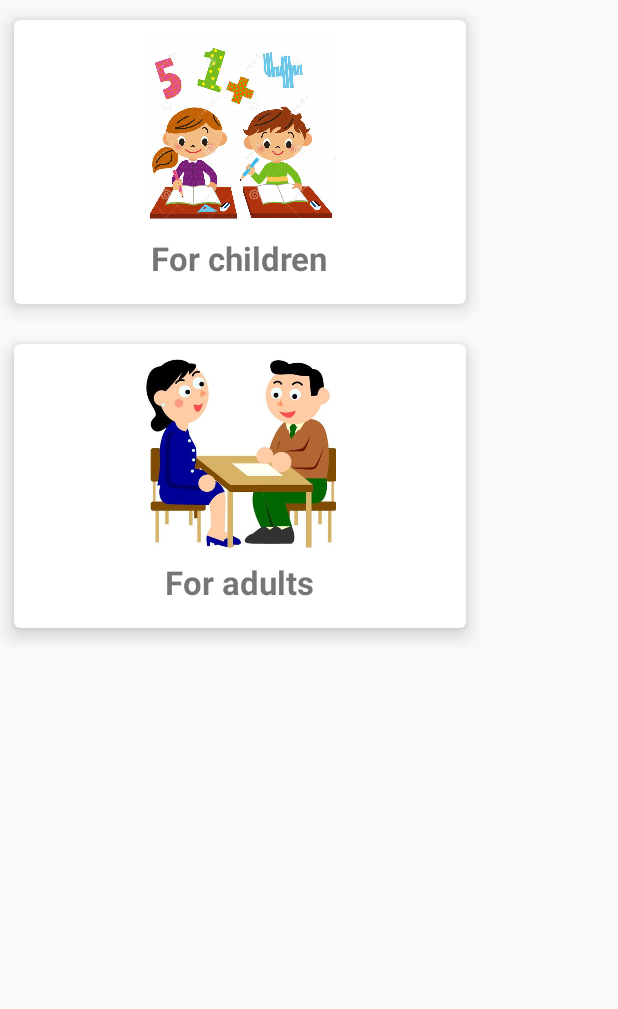
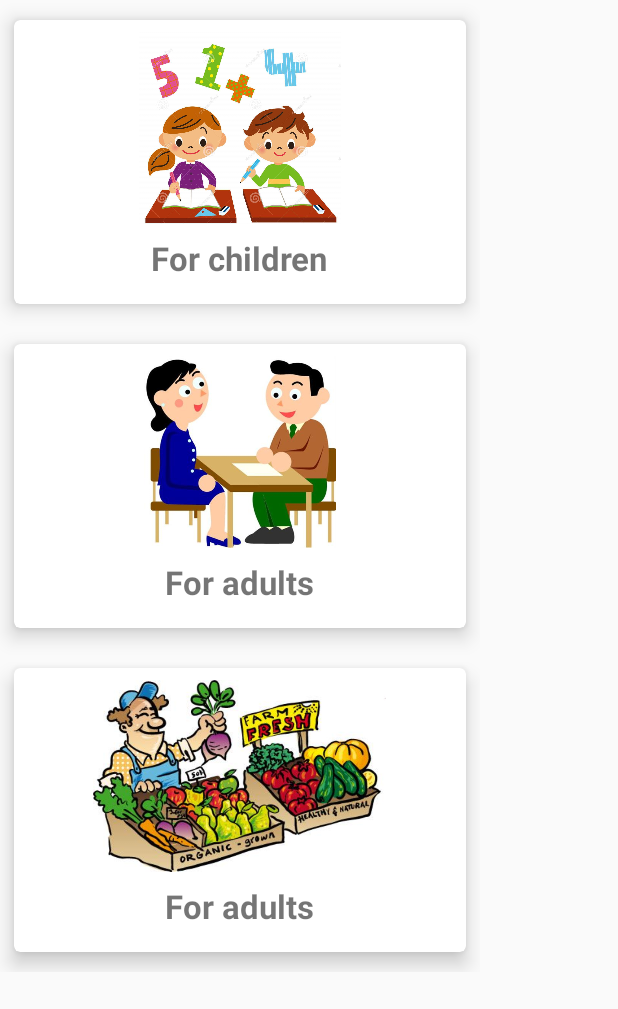
Before and after one commit to devRohanGarg/eSaathi, an Android app: the layout activity_age_group.xml on its own in the app's theme, with its tools: preview values and no code run, on a phone screen of 412 x 824 dp. Shown: the top 1009 px of the screen. Run offline under Robolectric (Android 15) with nearby library versions, the phone set to English and light mode, and no system bars.

Commit message:
feat: Add sell option

```diff
--- a/app/src/main/res/layout/activity_age_group.xml
+++ b/app/src/main/res/layout/activity_age_group.xml
@@ -27,7 +27,7 @@
                 android:padding="8dp">
 
                 <ImageView
-                    android:layout_width="128dp"
+                    android:layout_width="match_parent"
                     android:layout_height="128dp"
                     android:layout_gravity="center"
                     android:src="@drawable/child" />
@@ -60,7 +60,7 @@
                 android:padding="8dp">
 
                 <ImageView
-                    android:layout_width="128dp"
+                    android:layout_width="match_parent"
                     android:layout_height="128dp"
                     android:layout_gravity="center"
                     android:src="@drawable/adult" />
@@ -78,6 +78,40 @@
 
         </android.support.v7.widget.CardView>
 
+        <android.support.v7.widget.CardView
+            android:layout_width="match_parent"
+            android:layout_height="wrap_content"
+            android:onClick="Adult"
+            card_view:cardCornerRadius="4dp"
+            card_view:cardElevation="8dp"
+            card_view:cardUseCompatPadding="true">
+
+            <LinearLayout
+                android:layout_width="match_parent"
+                android:layout_height="wrap_content"
+                android:orientation="vertical"
+                android:padding="8dp">
+
+                <ImageView
+                    android:layout_width="match_parent"
+                    android:layout_height="128dp"
+                    android:layout_gravity="center"
+                    android:scaleType="centerInside"
+                    android:src="@drawable/sell" />
+
+                <TextView
+                    android:layout_width="wrap_content"
+                    android:layout_height="wrap_content"
+                    android:layout_gravity="center"
+                    android:padding="8dp"
+                    android:text="@string/adult"
+                    android:textSize="@dimen/detail_body_text_size"
+                    android:textStyle="bold" />
+
+            </LinearLayout>
+
+        </android.support.v7.widget.CardView>
+
     </LinearLayout>
 
 </ScrollView>
```
Also changed, not shown: app/src/main/res/drawable/sell.jpg (added).
